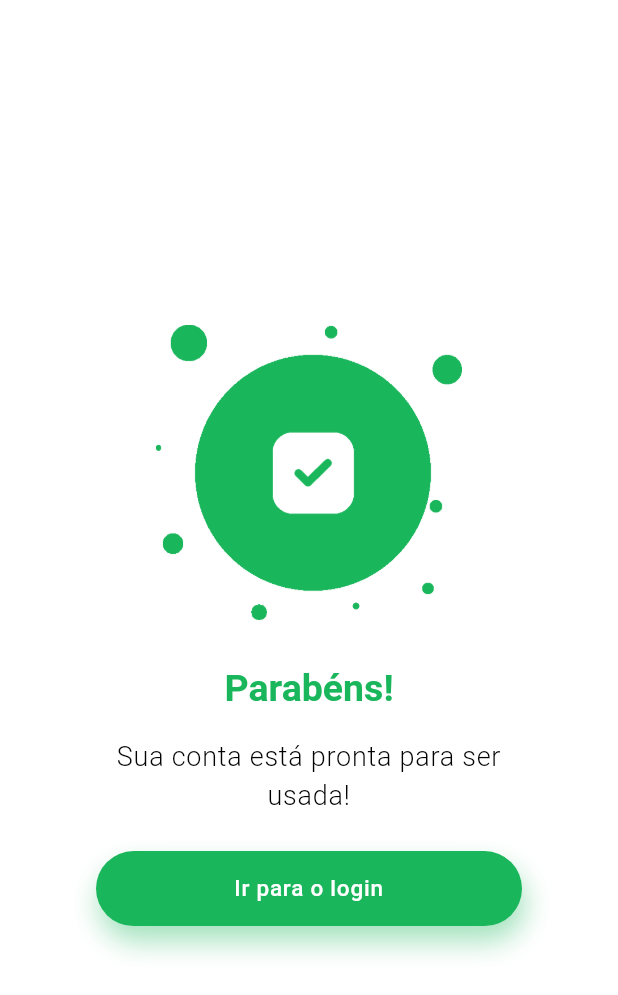
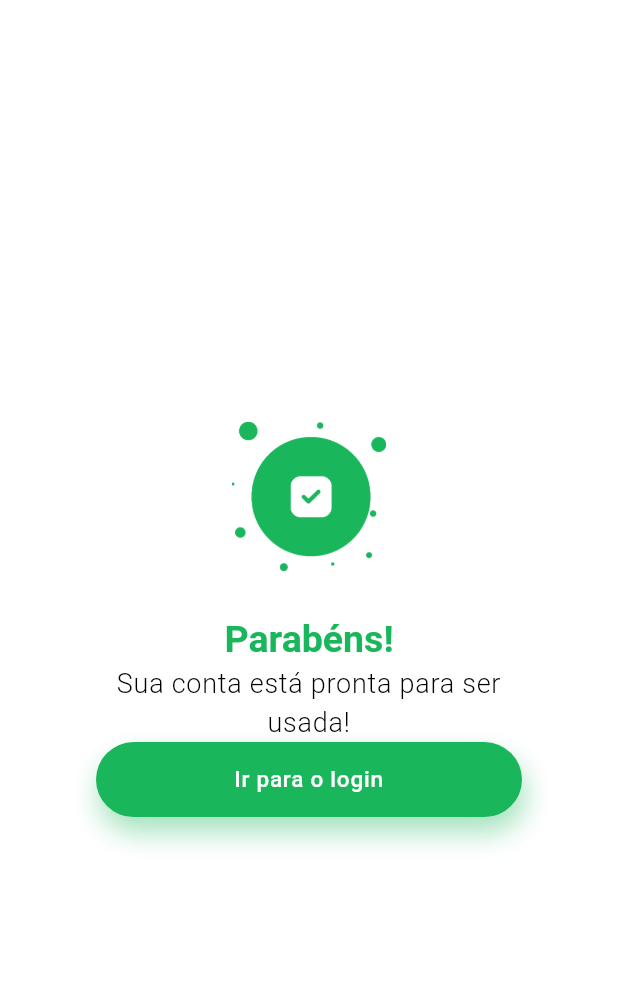
Before and after one commit to JoseVinicius-P/AluExpress-Flutter, a Flutter app: the AlertDialogNewPasswordCreatedWidget widget shown alone on an empty page, opened directly, on a phone screen of 412 x 824 dp. Shown: the top 995 px of the screen. Run offline on Flutter 3.47's test engine with Material 2 defaults, Android fonts, the phone set to English and light mode, and no system bars; our stand-ins replace auto_size_text, carousel_slider, flutter_keyboard_visibility, flutter_modular, flutter_triple, mask_text_input_formatter and 2 more.

Commit message:
fix: Corrigindo bug no qual o alert cortava em alguns tamanhos de tela

```diff
--- a/lib/app/modules/authentication/widgets/alert_dialog_new_password_created_widget.dart
+++ b/lib/app/modules/authentication/widgets/alert_dialog_new_password_created_widget.dart
@@ -1,5 +1,6 @@
 import 'package:flutter/material.dart';
 import 'package:luguel/app/shared/utilities/my_colors.dart';
+import 'package:responsive_builder/responsive_builder.dart';
 
 class AlertDialogNewPasswordCreatedWidget extends StatelessWidget {
   const AlertDialogNewPasswordCreatedWidget({Key? key}) : super(key: key);
@@ -9,12 +10,15 @@ class AlertDialogNewPasswordCreatedWidget extends StatelessWidget {
     var theme =  Theme.of(context);
     return AlertDialog(
       backgroundColor: Colors.white,
-      title: Column(
+      content: Column(
+        mainAxisSize: MainAxisSize.min,
         children: [
-          const Padding(
-            padding: EdgeInsets.symmetric(vertical: 10.0, horizontal: 40.0),
+          Padding(
+            padding: const EdgeInsets.symmetric(vertical: 10.0, horizontal: 40.0),
             child: Image(
-                image: AssetImage('assets/images/done.png')
+              image: const AssetImage('assets/images/done.png'),
+              width: 25.sw,
+              fit: BoxFit.cover,
             ),
           ),
           const SizedBox(height: 20,),
@@ -23,20 +27,11 @@ class AlertDialogNewPasswordCreatedWidget extends StatelessWidget {
             style: theme.textTheme.titleLarge!.copyWith(fontSize: 25),
             textAlign: TextAlign.center,
           ),
-        ],
-      ),
-      content: Column(
-        mainAxisSize: MainAxisSize.min,
-        children: [
           Text(
             'Sua conta está pronta para ser usada!',
             style: theme.textTheme.labelSmall!.copyWith(fontSize: 18, color: Colors.black, fontWeight: FontWeight.w300),
             textAlign: TextAlign.center,
           ),
-        ],
-      ),
-      actionsAlignment: MainAxisAlignment.center,
-      actions: <Widget>[
           InkWell(
             borderRadius: BorderRadius.circular(35),
             onTap: () => Navigator.of(context).pop(true),
@@ -81,6 +76,7 @@ class AlertDialogNewPasswordCreatedWidget extends StatelessWidget {
             ),
           ),
         ],
+      ),
     );
   }
 }
```
Lines whose indentation alone changed are shown as unchanged.
